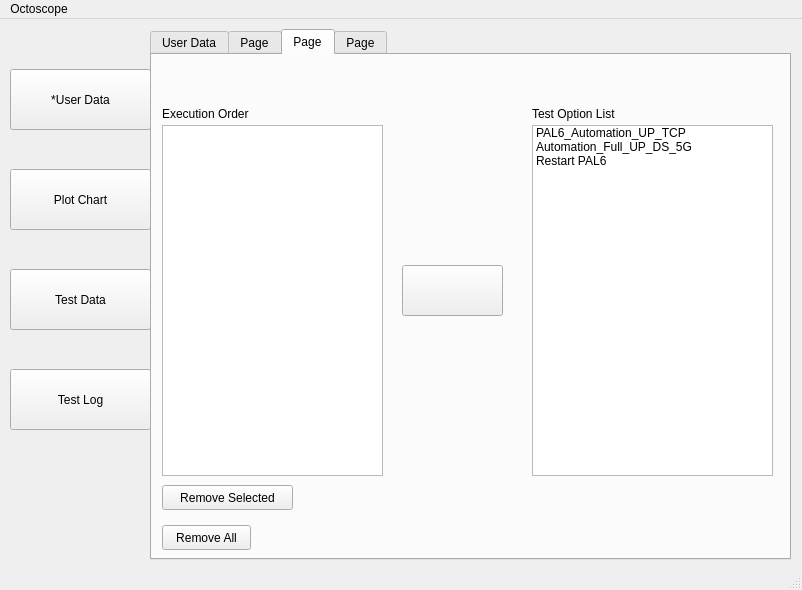
Qt form OctoGUI/library.ui (Roie-Developer/Octoscope) before a commit.
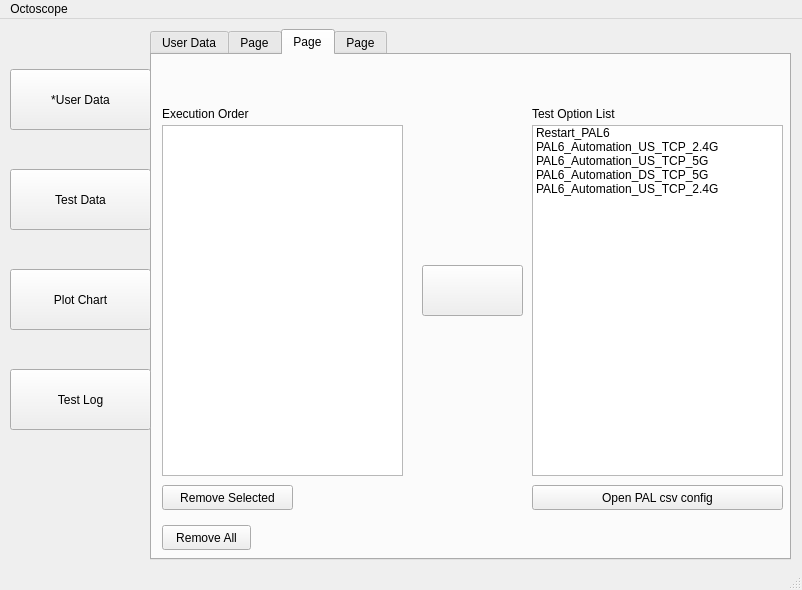
The same form after that commit. The open tabs and pages were chosen to show the change. Icons and pictures are not drawn.

```diff
--- a/OctoGUI/library.ui
+++ b/OctoGUI/library.ui
@@ -18,7 +18,7 @@
     <property name="geometry">
      <rect>
       <x>10</x>
-      <y>150</y>
+      <y>250</y>
       <width>141</width>
       <height>61</height>
      </rect>
@@ -67,7 +67,7 @@
     <property name="geometry">
      <rect>
       <x>10</x>
-      <y>250</y>
+      <y>150</y>
       <width>141</width>
       <height>61</height>
      </rect>
@@ -406,40 +406,50 @@
        <rect>
         <x>10</x>
         <y>70</y>
-        <width>221</width>
-        <height>351</height>
-       </rect>
-      </property>
-     </widget>
-     <widget class="QListWidget" name="test_option_list">
-      <property name="geometry">
-       <rect>
-        <x>380</x>
-        <y>70</y>
         <width>241</width>
         <height>351</height>
        </rect>
       </property>
+     </widget>
+     <widget class="QListWidget" name="test_option_list">
+      <property name="geometry">
+       <rect>
+        <x>380</x>
+        <y>70</y>
+        <width>251</width>
+        <height>351</height>
+       </rect>
+      </property>
       <item>
        <property name="text">
-        <string>PAL6_Automation_UP_TCP</string>
+        <string>Restart_PAL6</string>
        </property>
       </item>
       <item>
        <property name="text">
-        <string>Automation_Full_UP_DS_5G</string>
+        <string>PAL6_Automation_US_TCP_2.4G</string>
        </property>
       </item>
       <item>
        <property name="text">
-        <string>Restart PAL6</string>
+        <string>PAL6_Automation_US_TCP_5G</string>
+       </property>
+      </item>
+      <item>
+       <property name="text">
+        <string>PAL6_Automation_DS_TCP_5G</string>
+       </property>
+      </item>
+      <item>
+       <property name="text">
+        <string>PAL6_Automation_US_TCP_2.4G</string>
        </property>
       </item>
      </widget>
      <widget class="QPushButton" name="add_test_to_excution_button">
       <property name="geometry">
        <rect>
-        <x>250</x>
+        <x>270</x>
         <y>210</y>
         <width>101</width>
         <height>51</height>
@@ -488,6 +498,19 @@
        <string>Remove Selected</string>
       </property>
      </widget>
+     <widget class="QPushButton" name="pushButton">
+      <property name="geometry">
+       <rect>
+        <x>380</x>
+        <y>430</y>
+        <width>251</width>
+        <height>25</height>
+       </rect>
+      </property>
+      <property name="text">
+       <string>Open PAL csv config</string>
+      </property>
+     </widget>
     </widget>
     <widget class="QWidget" name="tab_4">
      <attribute name="title">
```
Left out of the diff: 8 changed lines with no effect on the pictures.
